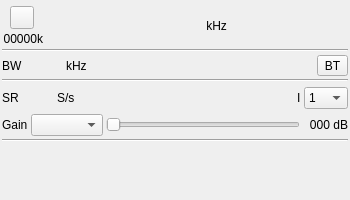
Qt form plugins/samplesink/bladerf2output/bladerf2outputgui.ui (f4exb/sdrangel) before a commit.
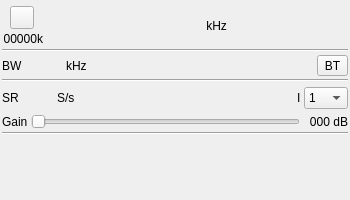
The same form after that commit. Icons and pictures are not drawn. Custom widgets are drawn as their Qt base class.

Commit message: BladeRF2 output: fixed gain handling

```diff
--- a/plugins/samplesink/bladerf2output/bladerf2outputgui.ui
+++ b/plugins/samplesink/bladerf2output/bladerf2outputgui.ui
@@ -372,11 +372,11 @@
     </layout>
    </item>
    <item>
-    <layout class="QGridLayout" name="gridLayout_decim" columnstretch="0,0,0,0">
+    <layout class="QGridLayout" name="gridLayout_gain" columnstretch="0,0,0">
      <property name="spacing">
       <number>3</number>
      </property>
-     <item row="0" column="2">
+     <item row="0" column="1">
       <widget class="QSlider" name="gain">
        <property name="toolTip">
         <string>Gain value</string>
@@ -386,13 +386,6 @@
        </property>
       </widget>
      </item>
-     <item row="0" column="1">
-      <widget class="QComboBox" name="gainMode">
-       <property name="toolTip">
-        <string>Gain mode</string>
-       </property>
-      </widget>
-     </item>
      <item row="0" column="0">
       <widget class="QLabel" name="gainLabel">
        <property name="text">
@@ -400,7 +393,7 @@
        </property>
       </widget>
      </item>
-     <item row="0" column="3">
+     <item row="0" column="2">
       <widget class="QLabel" name="gainText">
        <property name="minimumSize">
         <size>
```
The commit also changes 11 other files.
